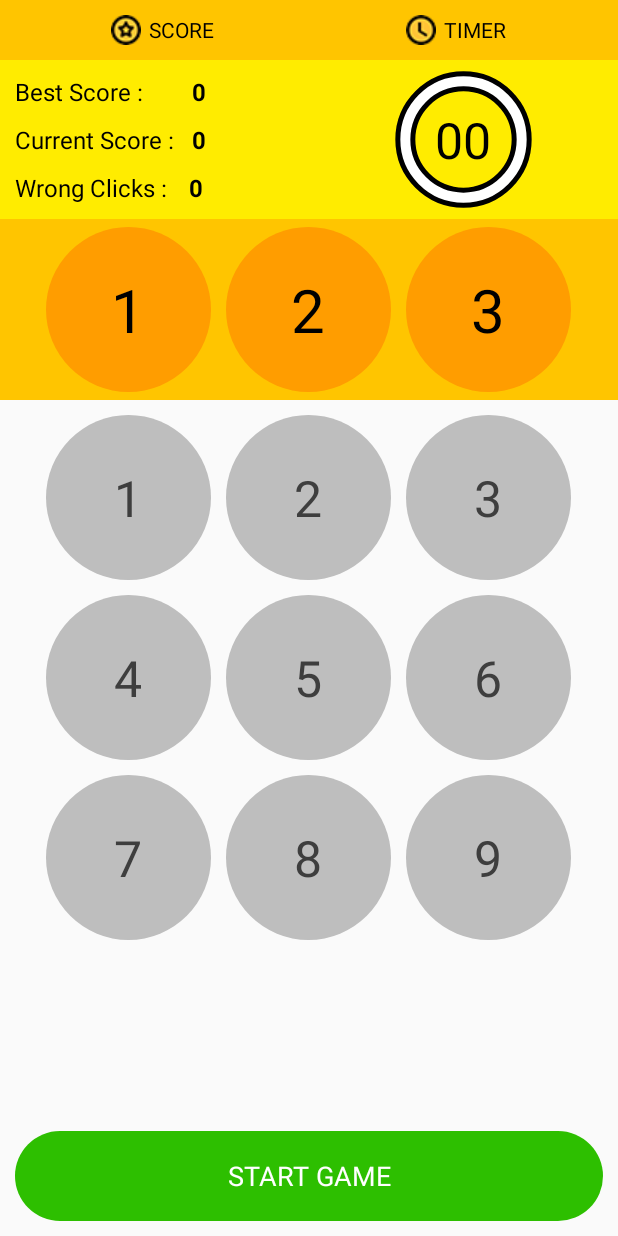
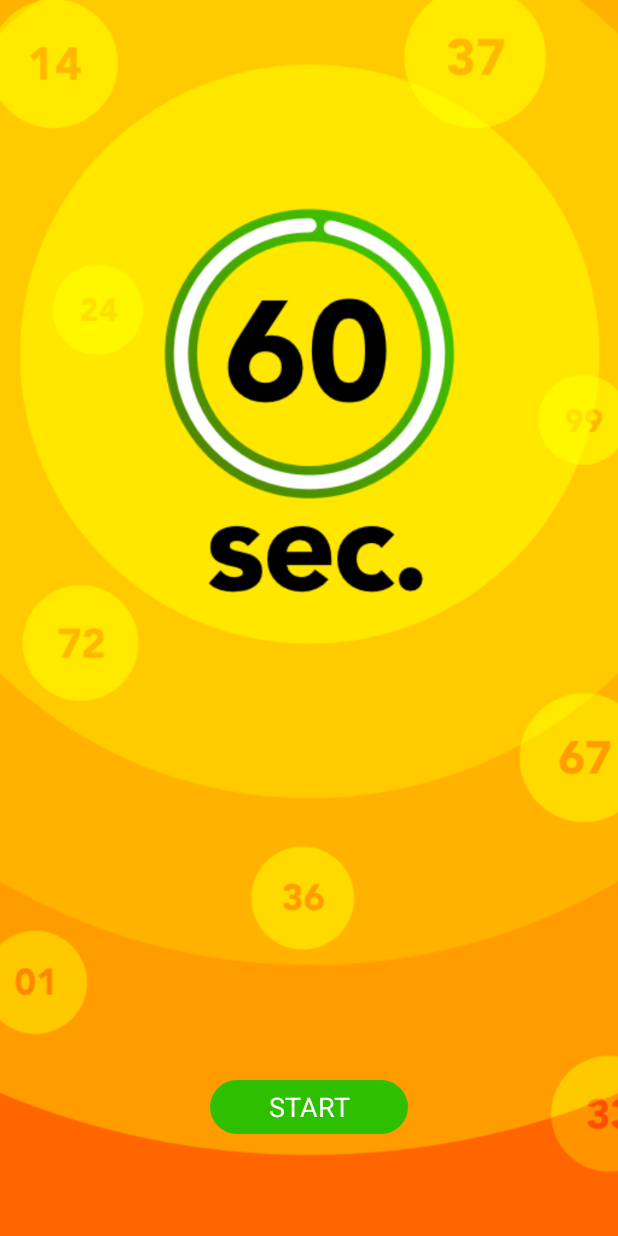
Before and after one commit to yogesh2jadhav/Game2, an Android app: the screen it shows after launch (MainActivity before the commit, LoadingScreen after it), on a phone screen of 412 x 824 dp. Run offline under Robolectric (Android 15) with nearby library versions, the phone set to English and light mode, and no system bars.

Commit message:
Full screen issue fixed

```diff
--- a/app/src/main/java/com/example/yogesh/myapplication/GameTimer.java
+++ b/app/src/main/java/com/example/yogesh/myapplication/GameTimer.java
@@ -29,12 +29,12 @@ public class GameTimer extends Helper {
     public GameTimer(Activity myView, MainActivity myMainActivity) {
         this.myView=myView;
         this.myMainActivity=myMainActivity;
-        this.countDown=60000;
+        this.countDown=61000;
     }
 
 
     public void timerInit( ){
-        buttonVisiblity(R.id.startGame,View.GONE, myMainActivity);
+        //buttonVisiblity(R.id.startGame,View.GONE, myMainActivity);
         buttonVisiblity(R.id.restart,View.GONE,myMainActivity);
         startTimer();
     }
--- a/app/src/main/java/com/example/yogesh/myapplication/LoadingScreen.java
+++ b/app/src/main/java/com/example/yogesh/myapplication/LoadingScreen.java
@@ -10,6 +10,8 @@ import android.os.Handler;
 import android.support.v4.content.ContextCompat;
 import android.view.View;
 import android.view.WindowManager;
+import android.widget.Button;
+import android.widget.ImageView;
 import android.widget.ProgressBar;
 import android.widget.RelativeLayout;
 
@@ -19,7 +21,6 @@ public class LoadingScreen extends Activity {
 
     // Splash screen timer
     private static int SPLASH_TIME_OUT = 3000;
-
     @Override
     protected void onCreate(Bundle savedInstanceState) {
         super.onCreate(savedInstanceState);
@@ -44,10 +45,12 @@ public class LoadingScreen extends Activity {
             public void run() {
                 // This method will be executed once the timer is over
                 // Start your app main activity
-                RelativeLayout rl = findViewById(R.id.mainLoadingRelativeLayout);
-                rl.setBackground(getResources().getDrawable(R.drawable.splash1));
+                ImageView rl = findViewById(R.id.MainLoadingImg);
+                rl.setImageResource (R.drawable.splash1);
 
-                showSplash();
+                Button startGame = findViewById(R.id.startGame);
+                startGame.setVisibility(View.VISIBLE);
+
                 // close this activity
                // finish();
             }
@@ -55,25 +58,13 @@ public class LoadingScreen extends Activity {
 
     }
 
-    public void showSplash(){
 
-        new Handler().postDelayed(new Runnable() {
 
-            /*
-             * Showing splash screen with a timer. This will be useful when you
-             * want to show case your app logo / company
-             */
+    public void onSlpashStartGame(View v){
 
-            @Override
-            public void run() {
-                // This method will be executed once the timer is over
-                // Start your app main activity
-
-                Intent i = new Intent(LoadingScreen.this, MainActivity.class);
-                startActivity(i);
-                // close this activity
-                finish();
-            }
-        }, 3000);
+        Intent i = new Intent(LoadingScreen.this, MainActivity.class);
+        startActivity(i);
+        // close this activity
+        finish();
     }
 }
--- a/app/src/main/java/com/example/yogesh/myapplication/MainActivity.java
+++ b/app/src/main/java/com/example/yogesh/myapplication/MainActivity.java
@@ -41,6 +41,8 @@ public class MainActivity extends Helper {
     protected void onStart() {
         super.onStart();
         setContentView(R.layout.activity_main);
+        View v =null;
+        startGame(v);
         Log.d(msg, "########### > The onStart() event");
     }
 
--- a/app/src/main/res/layout/activity_loading.xml
+++ b/app/src/main/res/layout/activity_loading.xml
@@ -4,16 +4,32 @@
     android:id="@+id/mainLoadingRelativeLayout"
     android:layout_width="match_parent"
     android:layout_height="match_parent"
-    android:fitsSystemWindows="true"
-    android:background="@drawable/loading01">
+    android:fitsSystemWindows="true" >
 
-    <TextView
-        android:layout_width="fill_parent"
-        android:layout_height="wrap_content"
-        android:layout_marginBottom="10dp"
-        android:textSize="12dp"
-        android:textColor="#454545"
-        android:gravity="center_horizontal"
+    <ImageView
+        android:id="@+id/MainLoadingImg"
+        android:layout_width="match_parent"
+        android:layout_height="match_parent"
+
+        android:adjustViewBounds="true"
+        android:scaleType="centerCrop"
+        android:src="@drawable/loading01"/>
+
+
+    <Button
+        android:id="@+id/startGame"
+        android:layout_width="132dp"
+        android:layout_height="36dp"
         android:layout_alignParentBottom="true"
-        android:text="www.androidhive.info" />
+        android:layout_centerHorizontal="true"
+        android:layout_marginBottom="68dp"
+        android:layout_weight="1"
+        android:background="@drawable/commonbtn"
+        android:onClick="onSlpashStartGame"
+        android:text="Start"
+        android:textAlignment="center"
+        android:textAllCaps="true"
+        android:textColor="#fff"
+        android:textSize="18sp"
+        android:visibility="gone" />
 </RelativeLayout>
--- a/app/src/main/res/layout/activity_main.xml
+++ b/app/src/main/res/layout/activity_main.xml
@@ -363,19 +363,7 @@
             android:textSize="18sp"
             android:visibility="gone"/>
 
-        <Button
-            android:id="@+id/startGame"
-            android:layout_width="wrap_content"
-            android:layout_height="@dimen/footerbtn_h"
-            android:layout_weight="1"
-            android:background="@drawable/commonbtn"
-            android:onClick="startGame"
-            android:text="Start Game"
-            android:textAlignment="center"
-            android:textAllCaps="true"
-            android:textColor="#fff"
-            android:textSize="18sp"
-            android:visibility="visible"/>
+
 
         <Button
             android:id="@+id/restart"
```
Also changed, not shown: app/src/main/res/drawable/helpPopup.png (added), 1 other file.
